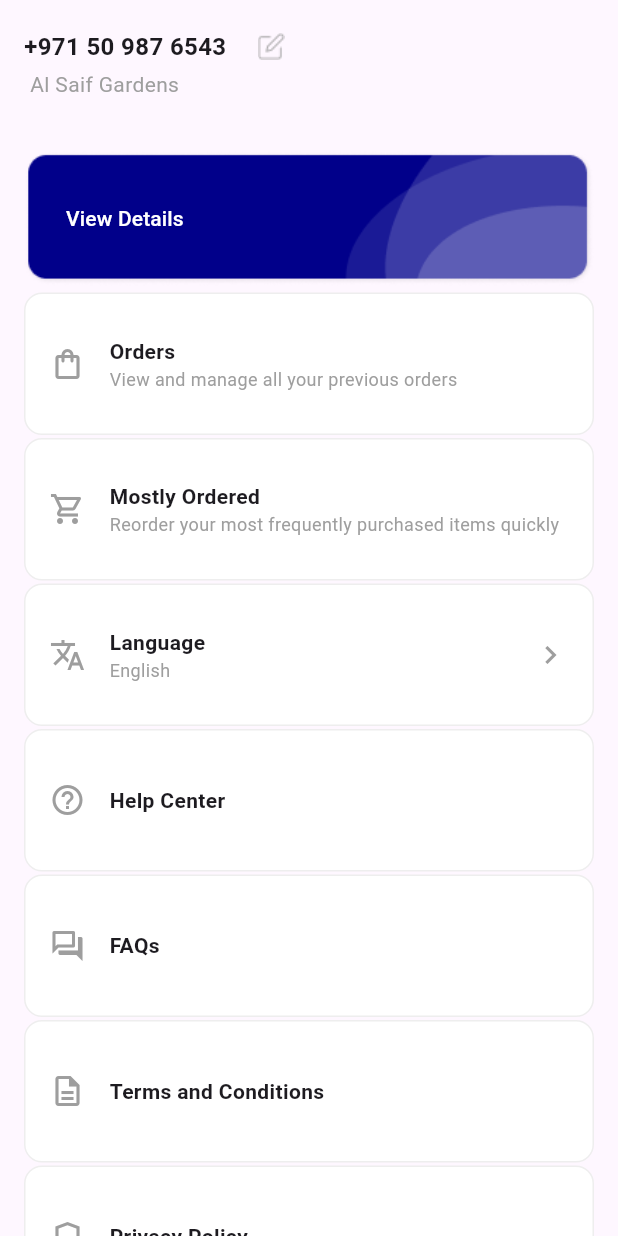
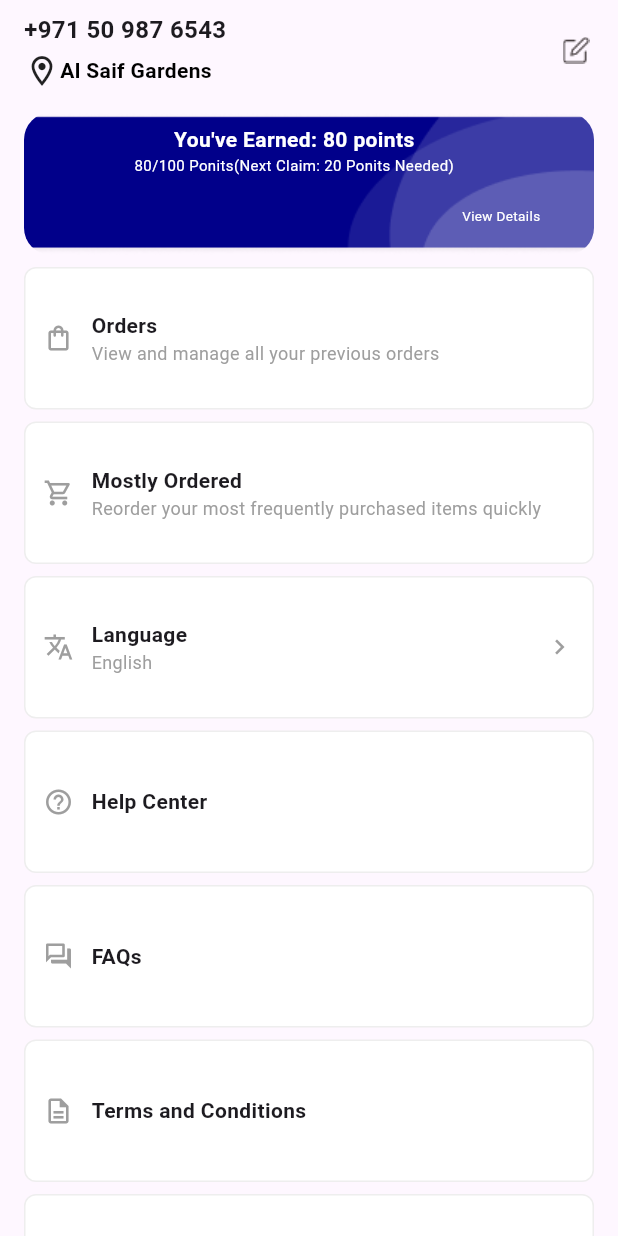
Before and after one commit to Ayishamarva7998/Naja, a Flutter app: the screen it shows after launch, on a phone screen of 412 x 824 dp. Run offline on Flutter 3.47's test engine with Material 3 defaults, Android fonts, the phone set to English and light mode, and no system bars; our stand-ins replace carousel_slider, flutter_screenutil, google_fonts.

Commit message:
changes in profile screen

```diff
--- a/lib/profile.dart
+++ b/lib/profile.dart
@@ -66,37 +66,36 @@ class ProfileScreen extends StatelessWidget {
 
   Widget _buildHeader() {
     return Padding(
-      padding: const EdgeInsets.all(16.0),
+      padding: const EdgeInsets.symmetric(horizontal: 16.0, vertical: 8.0),
       child: Row(
-
+        mainAxisAlignment: MainAxisAlignment.spaceBetween,
         children: [
-          Column(
+          const Column(
             crossAxisAlignment: CrossAxisAlignment.start,
             children: [
-              Row(
-                mainAxisAlignment: MainAxisAlignment.spaceBetween,
-                children: [
-                 const Text(
+              Text(
                 '+971 50 987 6543',
                 style: TextStyle(fontSize: 16, fontWeight: FontWeight.bold),
               ),
-              Image.asset('assets/edit.png',height: 30,width: 60,color: Colors.grey,)
-              ],),
-
-              const Row(
+              SizedBox(height: 4),
+              Row(
                 children: [
-
-                  SizedBox(width: 4),
-                  Text(
-                    'Al Saif Gardens',
-                    style: TextStyle(color: Colors.grey),
+                  Row(
+                    children: [
+                      Icon(Icons.location_on_outlined),
+                      Text(
+                        'Al Saif Gardens',
+                        style: TextStyle(
+                            color: Colors.black, fontWeight: FontWeight.w600),
+                      ),
+                    ],
                   ),
                 ],
               ),
             ],
           ),
-          const Spacer(),
-
+          Image.asset('assets/edit.png',
+              height: 24, width: 24, color: const Color.fromARGB(255, 8, 0, 0),)
         ],
       ),
     );
@@ -104,65 +103,74 @@ class ProfileScreen extends StatelessWidget {
 
   Widget _buildGridView(BuildContext context) {
     return GridView.builder(
-      padding: const EdgeInsets.all(16.0),
+      padding: const EdgeInsets.symmetric(horizontal: 16.0, vertical: 8.0),
       gridDelegate: SliverGridDelegateWithFixedCrossAxisCount(
         crossAxisCount: MediaQuery.of(context).size.width > 600 ? 3 : 1,
-        childAspectRatio: 4,
-        crossAxisSpacing: 10,
-        mainAxisSpacing: 2,
+        childAspectRatio: MediaQuery.of(context).size.width > 600 ? 3 : 4,
+        crossAxisSpacing: 8,
+        mainAxisSpacing: 8,
       ),
       itemCount: _dashboardItems.length,
       itemBuilder: (context, index) {
         final item = _dashboardItems[index];
-        return item.isSpecial ? _buildPointsCard(item) : _buildRegularCard(item);
+        return item.isSpecial
+            ? _buildPointsCard(item)
+            : _buildRegularCard(item);
       },
     );
   }
 
   Widget _buildPointsCard(DashboardItem item) {
     return Container(
+      height: 100, // Fixed height for points card
       decoration: BoxDecoration(
-        image: DecorationImage(image: AssetImage('assets/background.png')),
+        image: const DecorationImage(
+          image: AssetImage('assets/background.png'),
+          fit: BoxFit.cover,
+        ),
+        borderRadius: BorderRadius.circular(18),
+      ),
+      padding: const EdgeInsets.symmetric(horizontal: 16, vertical: 8),
+      child: const Row(
+        mainAxisAlignment: MainAxisAlignment.spaceBetween,
+        children: [
+          Column(
+            children: [
+              // Image.asset('')
 
-        borderRadius: BorderRadius.circular(12),
-      ),
-      padding: const EdgeInsets.symmetric(horizontal: 16, vertical: 12),
-      child: Row(
-        children: [
-          // Icon(item.icon, color: Colors.yellow),
-          // SizedBox(width: 16),
-          // Expanded(
-          //   child: Column(
-          //     crossAxisAlignment: CrossAxisAlignment.start,
-          //     mainAxisAlignment: MainAxisAlignment.center,
-          //     children: [
-          //       Text(
-          //         "You've Earned: 80 points",
-          //         style: TextStyle(
-          //           color: Colors.white,
-          //           fontWeight: FontWeight.bold,
-          //           fontSize: 14,
-          //         ),
-          //       ),
-          //       SizedBox(height: 4),
-          //       Text(
-          //         '80/100 Points (Next Claim: 20 Points Needed)',
-          //         style: TextStyle(color: Colors.white70, fontSize: 12),
-          //       ),
-          //     ],
+              Text(
+                "You've Earned: 80 points",
+                style: TextStyle(
+                  color: Colors.white,
+                  fontWeight: FontWeight.bold,
+                ),
+              ),
+
+              Text(
+                '80/100 Ponits(Next Claim: 20 Ponits Needed)',
+                style: TextStyle(color: Colors.white, fontSize: 10),
+              ),
+              Padding(
+                padding: EdgeInsets.only(left: 276, top: 20),
+                child: Text(
+                  'View Details',
+                  style: TextStyle(color: Colors.white, fontSize: 9),
+                ),
+              )
+            ],
+          ),
+
+          // TextButton(
+          //   onPressed: () {},
+          //   style: TextButton.styleFrom(
+          //     padding: const EdgeInsets.symmetric(horizontal: 8),
+          //     minimumSize: const Size(50, 30),
+          //   ),
+          //   child: const Text(
+          //     '',
+          //     style: TextStyle(color: Colors.white),
           //   ),
           // ),
-          TextButton(
-            onPressed: () {},
-            style: TextButton.styleFrom(
-              padding: const EdgeInsets.symmetric(horizontal: 12),
-              minimumSize: const Size(60, 36),
-            ),
-            child: const Text(
-              'View Details',
-              style: TextStyle(color: Colors.white),
-            ),
-          ),
         ],
       ),
     );
@@ -170,16 +178,17 @@ class ProfileScreen extends StatelessWidget {
 
   Widget _buildRegularCard(DashboardItem item) {
     return Container(
+      height: 50,
       decoration: BoxDecoration(
         color: Colors.white,
-        borderRadius: BorderRadius.circular(12),
+        borderRadius: BorderRadius.circular(8),
         border: Border.all(color: Colors.grey.shade200),
       ),
-      padding: const EdgeInsets.all(16),
+      padding: const EdgeInsets.symmetric(horizontal: 12, vertical: 8),
       child: Row(
         children: [
-          Icon(item.icon, color: Colors.grey),
-          const SizedBox(width: 16),
+          Icon(item.icon, color: Colors.grey, size: 20),
+          const SizedBox(width: 12),
           Expanded(
             child: Column(
               crossAxisAlignment: CrossAxisAlignment.start,
@@ -187,17 +196,23 @@ class ProfileScreen extends StatelessWidget {
               children: [
                 Text(
                   item.title,
-                  style: const TextStyle(fontWeight: FontWeight.bold),
+                  style: const TextStyle(
+                    fontWeight: FontWeight.bold,
+                    fontSize: 14,
+                  ),
                 ),
                 if (item.subtitle != null)
                   Text(
                     item.subtitle!,
                     style: const TextStyle(color: Colors.grey, fontSize: 12),
+                    maxLines: 1,
+                    overflow: TextOverflow.ellipsis,
                   ),
               ],
             ),
           ),
-          if (item.showChevron) const Icon(Icons.chevron_right, color: Colors.grey),
+          if (item.showChevron)
+            const Icon(Icons.chevron_right, color: Colors.grey, size: 20),
         ],
       ),
     );
```
